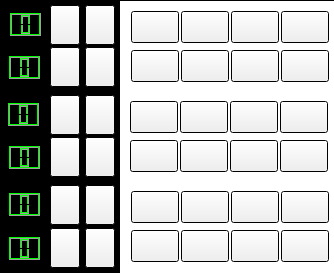
Old version of the form catchrobo_gui/src/ui/red_box.ui in the repository catchrobo2021/catchrobo_robot.
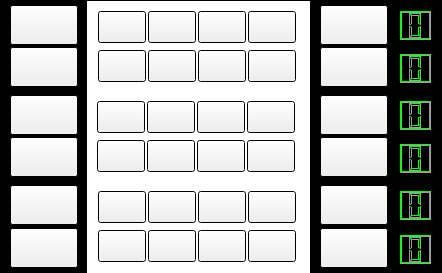
New version of the form.

```diff
--- a/catchrobo_gui/src/ui/red_box.ui
+++ b/catchrobo_gui/src/ui/red_box.ui
@@ -6,7 +6,7 @@
    <rect>
     <x>0</x>
     <y>0</y>
-    <width>334</width>
+    <width>442</width>
     <height>273</height>
    </rect>
   </property>
@@ -80,7 +80,7 @@
   <widget class="QGraphicsView" name="graphicsView">
    <property name="geometry">
     <rect>
-     <x>119</x>
+     <x>86</x>
      <y>0</y>
      <width>225</width>
      <height>280</height>
@@ -90,9 +90,9 @@
   <widget class="QPushButton" name="up1">
    <property name="geometry">
     <rect>
-     <x>50</x>
+     <x>10</x>
      <y>5</y>
-     <width>30</width>
+     <width>68</width>
      <height>40</height>
     </rect>
    </property>
@@ -109,9 +109,9 @@
   <widget class="QPushButton" name="up2">
    <property name="geometry">
     <rect>
-     <x>50</x>
+     <x>10</x>
      <y>47</y>
-     <width>30</width>
+     <width>68</width>
      <height>40</height>
     </rect>
    </property>
@@ -128,9 +128,9 @@
   <widget class="QPushButton" name="up3">
    <property name="geometry">
     <rect>
-     <x>50</x>
+     <x>10</x>
      <y>95</y>
-     <width>30</width>
+     <width>68</width>
      <height>40</height>
     </rect>
    </property>
@@ -147,9 +147,9 @@
   <widget class="QPushButton" name="up4">
    <property name="geometry">
     <rect>
-     <x>50</x>
+     <x>10</x>
      <y>137</y>
-     <width>30</width>
+     <width>68</width>
      <height>40</height>
     </rect>
    </property>
@@ -166,9 +166,9 @@
   <widget class="QPushButton" name="up5">
    <property name="geometry">
     <rect>
-     <x>50</x>
+     <x>10</x>
      <y>185</y>
-     <width>30</width>
+     <width>68</width>
      <height>40</height>
     </rect>
    </property>
@@ -185,9 +185,9 @@
   <widget class="QPushButton" name="up6">
    <property name="geometry">
     <rect>
-     <x>50</x>
+     <x>10</x>
      <y>228</y>
-     <width>30</width>
+     <width>68</width>
      <height>40</height>
     </rect>
    </property>
@@ -204,9 +204,9 @@
   <widget class="QPushButton" name="dn2">
    <property name="geometry">
     <rect>
-     <x>85</x>
+     <x>320</x>
      <y>47</y>
-     <width>30</width>
+     <width>68</width>
      <height>40</height>
     </rect>
    </property>
@@ -223,9 +223,9 @@
   <widget class="QPushButton" name="dn3">
    <property name="geometry">
     <rect>
-     <x>85</x>
+     <x>320</x>
      <y>95</y>
-     <width>30</width>
+     <width>68</width>
      <height>40</height>
     </rect>
    </property>
@@ -242,9 +242,9 @@
   <widget class="QPushButton" name="dn6">
    <property name="geometry">
     <rect>
-     <x>85</x>
+     <x>320</x>
      <y>228</y>
-     <width>30</width>
+     <width>68</width>
      <height>40</height>
     </rect>
    </property>
@@ -261,9 +261,9 @@
   <widget class="QPushButton" name="dn5">
    <property name="geometry">
     <rect>
-     <x>85</x>
+     <x>320</x>
      <y>185</y>
-     <width>30</width>
+     <width>68</width>
      <height>40</height>
     </rect>
    </property>
@@ -280,9 +280,9 @@
   <widget class="QPushButton" name="dn1">
    <property name="geometry">
     <rect>
-     <x>85</x>
+     <x>320</x>
      <y>5</y>
-     <width>30</width>
+     <width>68</width>
      <height>40</height>
     </rect>
    </property>
@@ -299,9 +299,9 @@
   <widget class="QPushButton" name="dn4">
    <property name="geometry">
     <rect>
-     <x>85</x>
+     <x>320</x>
      <y>137</y>
-     <width>30</width>
+     <width>68</width>
      <height>40</height>
     </rect>
    </property>
@@ -318,10 +318,10 @@
   <widget class="QLCDNumber" name="num1">
    <property name="geometry">
     <rect>
-     <x>10</x>
-     <y>13</y>
+     <x>400</x>
+     <y>11</y>
      <width>31</width>
-     <height>23</height>
+     <height>29</height>
     </rect>
    </property>
    <property name="palette">
@@ -471,10 +471,10 @@
   <widget class="QLCDNumber" name="num2">
    <property name="geometry">
     <rect>
-     <x>9</x>
-     <y>56</y>
+     <x>400</x>
+     <y>54</y>
      <width>31</width>
-     <height>23</height>
+     <height>29</height>
     </rect>
    </property>
    <property name="palette">
@@ -624,10 +624,10 @@
   <widget class="QLCDNumber" name="num3">
    <property name="geometry">
     <rect>
-     <x>8</x>
-     <y>103</y>
+     <x>400</x>
+     <y>101</y>
      <width>31</width>
-     <height>23</height>
+     <height>29</height>
     </rect>
    </property>
    <property name="palette">
@@ -777,10 +777,10 @@
   <widget class="QLCDNumber" name="num4">
    <property name="geometry">
     <rect>
-     <x>9</x>
-     <y>146</y>
+     <x>400</x>
+     <y>144</y>
      <width>31</width>
-     <height>23</height>
+     <height>29</height>
     </rect>
    </property>
    <property name="palette">
@@ -930,10 +930,10 @@
   <widget class="QLCDNumber" name="num5">
    <property name="geometry">
     <rect>
-     <x>9</x>
-     <y>193</y>
+     <x>400</x>
+     <y>191</y>
      <width>31</width>
-     <height>23</height>
+     <height>29</height>
     </rect>
    </property>
    <property name="palette">
@@ -1083,10 +1083,10 @@
   <widget class="QLCDNumber" name="num6">
    <property name="geometry">
     <rect>
-     <x>9</x>
-     <y>237</y>
+     <x>400</x>
+     <y>235</y>
      <width>31</width>
-     <height>23</height>
+     <height>29</height>
     </rect>
    </property>
    <property name="palette">
@@ -1236,7 +1236,7 @@
   <widget class="QPushButton" name="ob11">
    <property name="geometry">
     <rect>
-     <x>281</x>
+     <x>248</x>
      <y>11</y>
      <width>48</width>
      <height>32</height>
@@ -1261,7 +1261,7 @@
   <widget class="QPushButton" name="ob21">
    <property name="geometry">
     <rect>
-     <x>281</x>
+     <x>248</x>
      <y>50</y>
      <width>48</width>
      <height>32</height>
@@ -1286,7 +1286,7 @@
   <widget class="QPushButton" name="ob22">
    <property name="geometry">
     <rect>
-     <x>231</x>
+     <x>198</x>
      <y>50</y>
      <width>48</width>
      <height>32</height>
@@ -1311,7 +1311,7 @@
   <widget class="QPushButton" name="ob12">
    <property name="geometry">
     <rect>
-     <x>231</x>
+     <x>198</x>
      <y>11</y>
      <width>48</width>
      <height>32</height>
@@ -1336,7 +1336,7 @@
   <widget class="QPushButton" name="ob23">
    <property name="geometry">
     <rect>
-     <x>181</x>
+     <x>148</x>
      <y>50</y>
      <width>48</width>
      <height>32</height>
@@ -1361,7 +1361,7 @@
   <widget class="QPushButton" name="ob13">
    <property name="geometry">
     <rect>
-     <x>181</x>
+     <x>148</x>
      <y>11</y>
      <width>48</width>
      <height>32</height>
@@ -1386,7 +1386,7 @@
   <widget class="QPushButton" name="ob24">
    <property name="geometry">
     <rect>
-     <x>131</x>
+     <x>98</x>
      <y>50</y>
      <width>48</width>
      <height>32</height>
@@ -1411,7 +1411,7 @@
   <widget class="QPushButton" name="ob14">
    <property name="geometry">
     <rect>
-     <x>131</x>
+     <x>98</x>
      <y>11</y>
      <width>48</width>
      <height>32</height>
@@ -1436,7 +1436,7 @@
   <widget class="QPushButton" name="ob41">
    <property name="geometry">
     <rect>
-     <x>280</x>
+     <x>247</x>
      <y>140</y>
      <width>48</width>
      <height>32</height>
@@ -1461,7 +1461,7 @@
   <widget class="QPushButton" name="ob44">
    <property name="geometry">
     <rect>
-     <x>130</x>
+     <x>97</x>
      <y>140</y>
      <width>48</width>
      <height>32</height>
@@ -1486,7 +1486,7 @@
   <widget class="QPushButton" name="ob34">
    <property name="geometry">
     <rect>
-     <x>130</x>
+     <x>97</x>
      <y>101</y>
      <width>48</width>
      <height>32</height>
@@ -1511,7 +1511,7 @@
   <widget class="QPushButton" name="ob42">
    <property name="geometry">
     <rect>
-     <x>230</x>
+     <x>197</x>
      <y>140</y>
      <width>48</width>
      <height>32</height>
@@ -1536,7 +1536,7 @@
   <widget class="QPushButton" name="ob33">
    <property name="geometry">
     <rect>
-     <x>180</x>
+     <x>147</x>
      <y>101</y>
      <width>48</width>
      <height>32</height>
@@ -1561,7 +1561,7 @@
   <widget class="QPushButton" name="ob31">
    <property name="geometry">
     <rect>
-     <x>280</x>
+     <x>247</x>
      <y>101</y>
      <width>48</width>
      <height>32</height>
@@ -1586,7 +1586,7 @@
   <widget class="QPushButton" name="ob32">
    <property name="geometry">
     <rect>
-     <x>230</x>
+     <x>197</x>
      <y>101</y>
      <width>48</width>
      <height>32</height>
@@ -1611,7 +1611,7 @@
   <widget class="QPushButton" name="ob43">
    <property name="geometry">
     <rect>
-     <x>180</x>
+     <x>147</x>
      <y>140</y>
      <width>48</width>
      <height>32</height>
@@ -1636,7 +1636,7 @@
   <widget class="QPushButton" name="ob61">
    <property name="geometry">
     <rect>
-     <x>281</x>
+     <x>248</x>
      <y>230</y>
      <width>48</width>
      <height>32</height>
@@ -1661,7 +1661,7 @@
   <widget class="QPushButton" name="ob64">
    <property name="geometry">
     <rect>
-     <x>131</x>
+     <x>98</x>
      <y>230</y>
      <width>48</width>
      <height>32</height>
@@ -1686,7 +1686,7 @@
   <widget class="QPushButton" name="ob54">
    <property name="geometry">
     <rect>
-     <x>131</x>
+     <x>98</x>
      <y>191</y>
      <width>48</width>
      <height>32</height>
@@ -1711,7 +1711,7 @@
   <widget class="QPushButton" name="ob62">
    <property name="geometry">
     <rect>
-     <x>231</x>
+     <x>198</x>
      <y>230</y>
      <width>48</width>
      <height>32</height>
@@ -1736,7 +1736,7 @@
   <widget class="QPushButton" name="ob53">
    <property name="geometry">
     <rect>
-     <x>181</x>
+     <x>148</x>
      <y>191</y>
      <width>48</width>
      <height>32</height>
@@ -1761,7 +1761,7 @@
   <widget class="QPushButton" name="ob51">
    <property name="geometry">
     <rect>
-     <x>281</x>
+     <x>248</x>
      <y>191</y>
      <width>48</width>
      <height>32</height>
@@ -1786,7 +1786,7 @@
   <widget class="QPushButton" name="ob52">
    <property name="geometry">
     <rect>
-     <x>231</x>
+     <x>198</x>
      <y>191</y>
      <width>48</width>
      <height>32</height>
@@ -1811,7 +1811,7 @@
   <widget class="QPushButton" name="ob63">
    <property name="geometry">
     <rect>
-     <x>181</x>
+     <x>148</x>
      <y>230</y>
      <width>48</width>
      <height>32</height>
```
